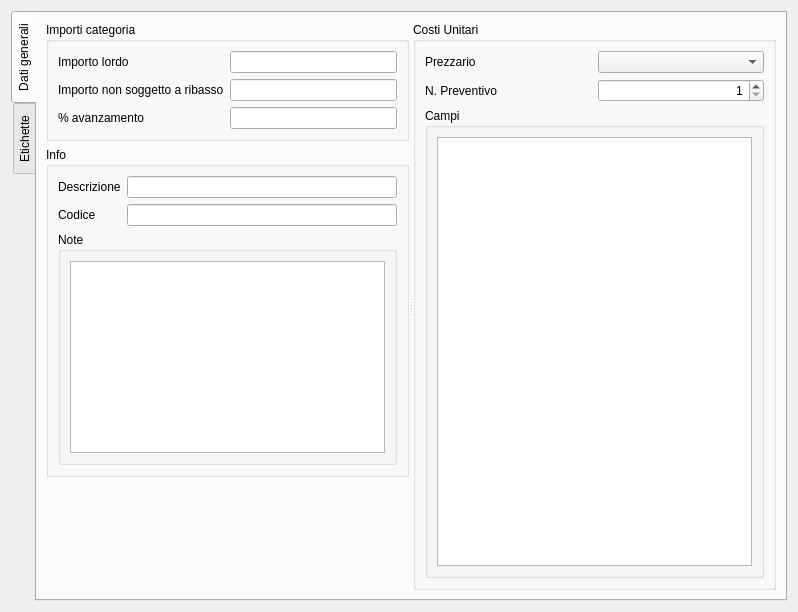
First picture: the form in qcostgui/accountinglsbilldatagui.ui, repository mickele77/qcost, before the edit.
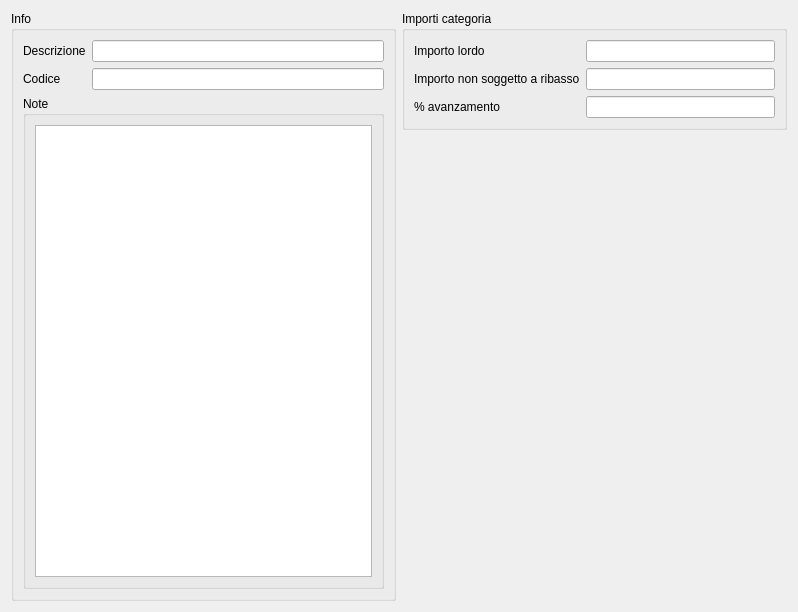
Second picture: the form after the edit.

Commit message: Continua lavoro su nuova interfaccia attributu

```diff
--- a/qcostgui/accountinglsbilldatagui.ui
+++ b/qcostgui/accountinglsbilldatagui.ui
@@ -14,27 +14,7 @@
    <string>Dati computo</string>
   </property>
   <layout class="QGridLayout" name="gridLayout_7">
-   <item row="0" column="0">
-    <widget class="QTabWidget" name="tabWidget">
-     <property name="tabPosition">
-      <enum>QTabWidget::West</enum>
-     </property>
-     <property name="currentIndex">
-      <number>0</number>
-     </property>
-     <widget class="QWidget" name="generalDataTab">
-      <attribute name="title">
-       <string>Dati generali</string>
-      </attribute>
-      <layout class="QGridLayout" name="gridLayout_5">
-       <item row="0" column="0">
-        <widget class="QSplitter" name="generalDataSplitter">
-         <property name="orientation">
-          <enum>Qt::Horizontal</enum>
-         </property>
-         <widget class="QWidget" name="layoutWidget">
-          <layout class="QVBoxLayout" name="generalDataLeftVerticalLayout">
-           <item>
+   <item row="0" column="1">
             <widget class="QGroupBox" name="amountsGroupBox">
              <property name="title">
               <string>Importi categoria</string>
@@ -88,7 +68,20 @@
              </layout>
             </widget>
            </item>
-           <item>
+   <item row="1" column="1">
+    <spacer name="verticalSpacer">
+     <property name="orientation">
+      <enum>Qt::Vertical</enum>
+     </property>
+     <property name="sizeHint" stdset="0">
+      <size>
+       <width>20</width>
+       <height>40</height>
+      </size>
+     </property>
+    </spacer>
+   </item>
+   <item row="0" column="0" rowspan="2">
             <widget class="QGroupBox" name="infoGroupBox">
              <property name="title">
               <string>Info</string>
@@ -127,127 +120,6 @@
                </widget>
               </item>
              </layout>
-            </widget>
-           </item>
-           <item>
-            <spacer name="verticalSpacer">
-             <property name="orientation">
-              <enum>Qt::Vertical</enum>
-             </property>
-             <property name="sizeHint" stdset="0">
-              <size>
-               <width>20</width>
-               <height>40</height>
-              </size>
-             </property>
-            </spacer>
-           </item>
-          </layout>
-         </widget>
-         <widget class="QWidget" name="layoutWidget">
-          <layout class="QVBoxLayout" name="generalDataRightVerticalLayout">
-           <item>
-            <widget class="QGroupBox" name="priceGroupBox">
-             <property name="title">
-              <string>Costi Unitari</string>
-             </property>
-             <layout class="QGridLayout" name="gridLayout">
-              <item row="0" column="0">
-               <widget class="QLabel" name="priceListComboBoxLabel">
-                <property name="text">
-                 <string>Prezzario</string>
-                </property>
-               </widget>
-              </item>
-              <item row="0" column="1">
-               <widget class="QComboBox" name="priceListComboBox"/>
-              </item>
-              <item row="1" column="0">
-               <widget class="QLabel" name="currentPriceDataSetSpinBoxLabel">
-                <property name="text">
-                 <string>N. Preventivo</string>
-                </property>
-               </widget>
-              </item>
-              <item row="1" column="1">
-               <widget class="QSpinBox" name="currentPriceDataSetSpinBox">
-                <property name="alignment">
-                 <set>Qt::AlignRight|Qt::AlignTrailing|Qt::AlignVCenter</set>
-                </property>
-                <property name="minimum">
-                 <number>1</number>
-                </property>
-               </widget>
-              </item>
-              <item row="2" column="0" colspan="2">
-               <widget class="QGroupBox" name="totalPriceFieldGroupBox">
-                <property name="title">
-                 <string>Campi</string>
-                </property>
-                <layout class="QGridLayout" name="gridLayout_9">
-                 <item row="0" column="0">
-                  <widget class="QTableView" name="totalPriceFieldTableView">
-                   <property name="alternatingRowColors">
-                    <bool>true</bool>
-                   </property>
-                  </widget>
-                 </item>
-                </layout>
-               </widget>
-              </item>
-             </layout>
-            </widget>
-           </item>
-          </layout>
-         </widget>
-        </widget>
-       </item>
-      </layout>
-     </widget>
-     <widget class="QWidget" name="attributesTab">
-      <attribute name="title">
-       <string>Etichette</string>
-      </attribute>
-      <layout class="QGridLayout" name="gridLayout_4">
-       <item row="0" column="0">
-        <widget class="QGroupBox" name="attributesGroupBox">
-         <property name="title">
-          <string>Etichette</string>
-         </property>
-         <layout class="QGridLayout" name="gridLayout_3">
-          <item row="1" column="1" colspan="3">
-           <widget class="QTableView" name="attributesTableView">
-            <property name="alternatingRowColors">
-             <bool>true</bool>
-            </property>
-           </widget>
-          </item>
-          <item row="0" column="1">
-           <widget class="QPushButton" name="addAttributePushButton">
-            <property name="text">
-             <string>+</string>
-            </property>
-           </widget>
-          </item>
-          <item row="0" column="2">
-           <widget class="QPushButton" name="removeAttributePushButton">
-            <property name="text">
-             <string>-</string>
-            </property>
-           </widget>
-          </item>
-          <item row="0" column="3">
-           <widget class="QPushButton" name="printAttributePushButton">
-            <property name="text">
-             <string>Stampa</string>
-            </property>
-           </widget>
-          </item>
-         </layout>
-        </widget>
-       </item>
-      </layout>
-     </widget>
     </widget>
    </item>
   </layout>
```
Left out of the diff: 42 changed lines with no effect on the pictures. Lines whose indentation alone changed are shown as unchanged. The commit also changes 7 other files.
